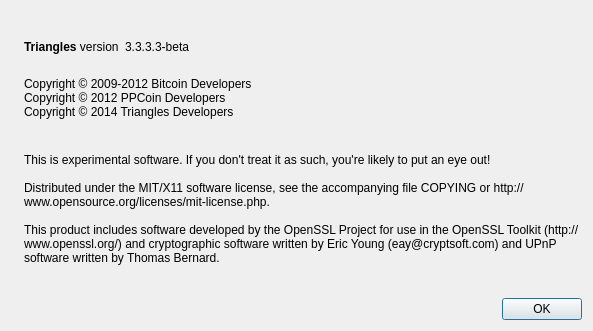
Above: src/qt/forms/aboutdialog.ui from wurstgelee/triangles before the change. Below: the same form after it.
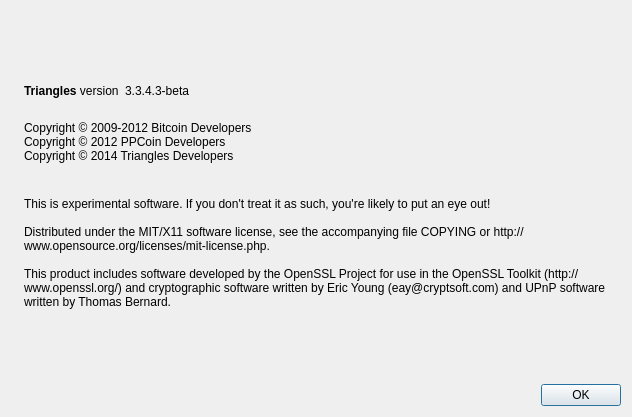
That is the form after the change. Icons and pictures are not drawn.

```diff
--- a/src/qt/forms/aboutdialog.ui
+++ b/src/qt/forms/aboutdialog.ui
@@ -6,8 +6,8 @@
    <rect>
     <x>0</x>
     <y>0</y>
-    <width>593</width>
-    <height>331</height>
+    <width>632</width>
+    <height>417</height>
    </rect>
   </property>
   <property name="windowTitle">
@@ -63,7 +63,7 @@
           <cursorShape>IBeamCursor</cursorShape>
          </property>
          <property name="text">
-          <string notr="true">3.3.3.3-beta</string>
+          <string notr="true">3.3.4.3-beta</string>
          </property>
          <property name="textInteractionFlags">
           <set>Qt::LinksAccessibleByMouse|Qt::TextSelectableByKeyboard|Qt::TextSelectableByMouse</set>
```
Left out of the diff: 8 changed lines with no effect on the pictures.
